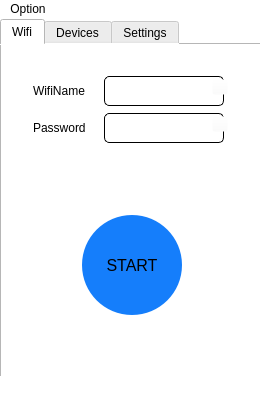
Above: src/mainwindow.ui from 0f924/WifiAssist before the change. Below: the same form after it.
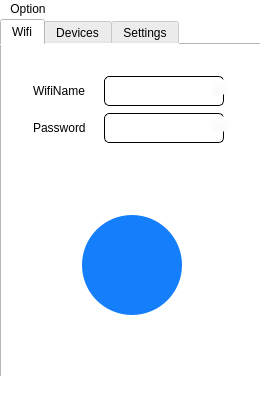
That is the form after the change. The open tabs and pages were chosen to show the change. Icons and pictures are not drawn.

```diff
--- a/src/mainwindow.ui
+++ b/src/mainwindow.ui
@@ -44,7 +44,7 @@
     <normaloff>:/img/WifiAssist.ico</normaloff>:/img/WifiAssist.ico</iconset>
   </property>
   <property name="autoFillBackground">
-   <bool>true</bool>
+   <bool>false</bool>
   </property>
   <property name="styleSheet">
    <string notr="true">background-color: rgb(255, 255, 255);</string>
@@ -142,7 +142,7 @@
 </string>
       </property>
       <property name="text">
-       <string>START</string>
+       <string/>
       </property>
      </widget>
      <widget class="QWidget" name="layoutWidget">
```
Left out of the diff: 2 changed lines with no effect on the pictures.
